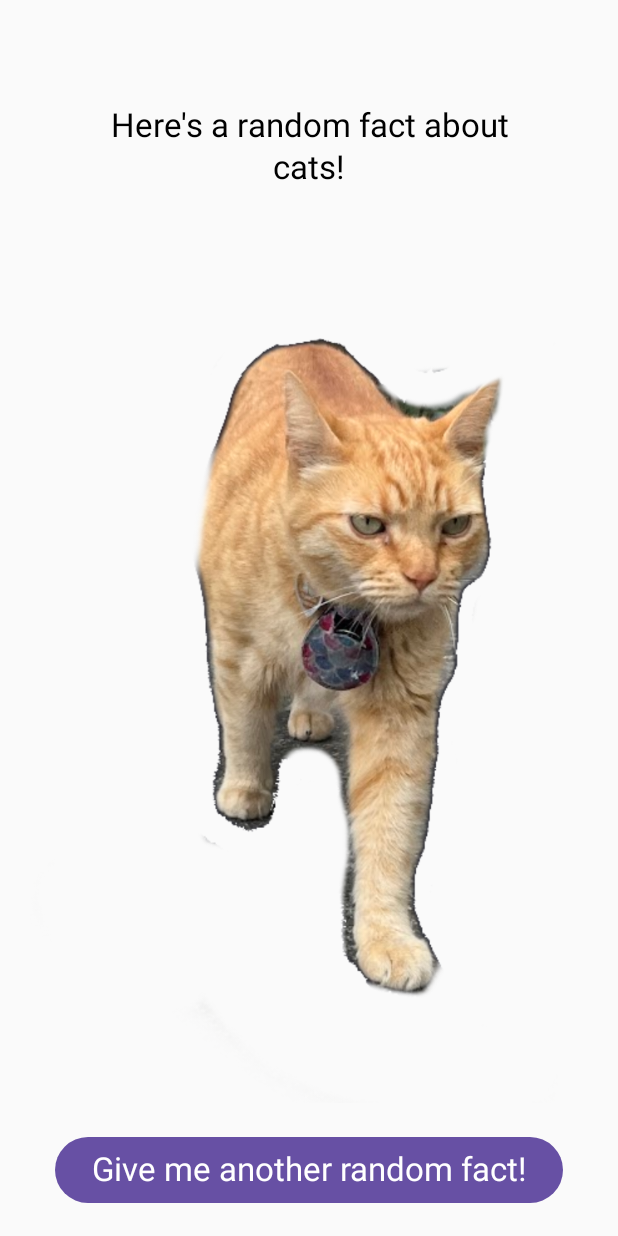
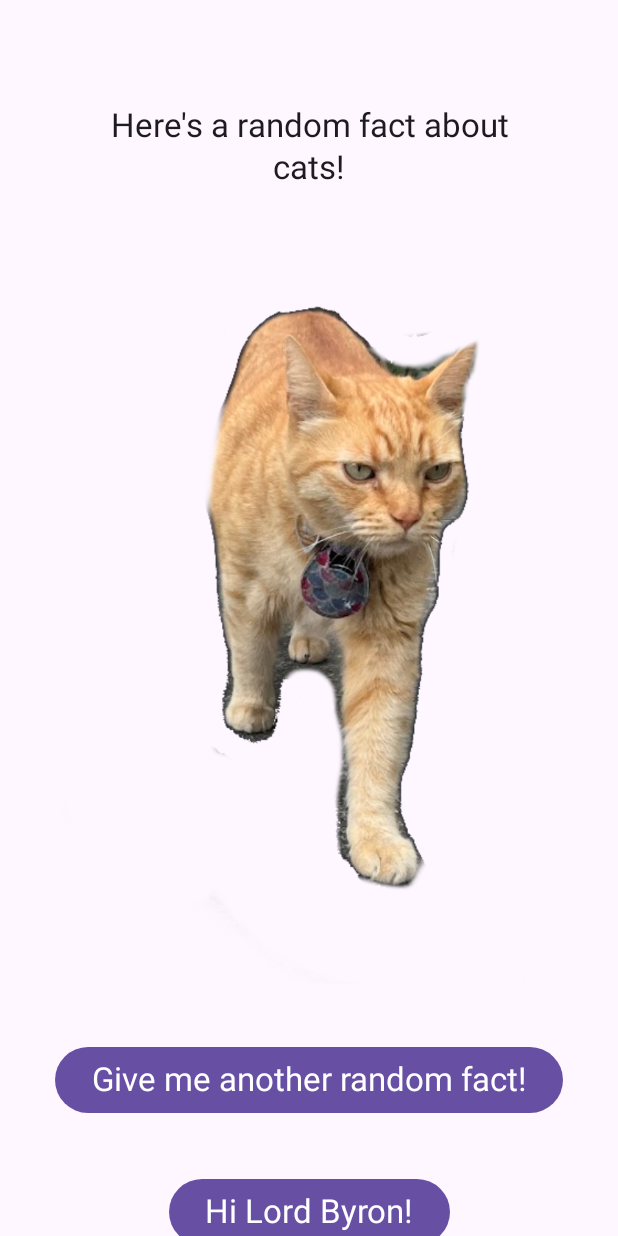
Before and after one commit to vwhwang/cat-facts, an Android app built with Jetpack Compose: the screen it shows after launch (MainActivity), on a phone screen of 412 x 824 dp. Run offline under Robolectric (Android 15) with nearby library versions, the phone set to English and light mode, and no system bars; our stand-ins replace accompanist.

```diff
--- a/app/src/main/java/com/vicki/android/MainActivity.kt
+++ b/app/src/main/java/com/vicki/android/MainActivity.kt
@@ -1,5 +1,6 @@
 package com.vicki.android
 
+import android.annotation.SuppressLint
 import android.os.Bundle
 import androidx.activity.ComponentActivity
 import androidx.activity.compose.setContent
@@ -15,9 +16,18 @@ import androidx.compose.foundation.layout.padding
 import androidx.compose.foundation.rememberScrollState
 import androidx.compose.foundation.verticalScroll
 import androidx.compose.material3.Button
+import androidx.compose.material3.ExperimentalMaterial3Api
 import androidx.compose.material3.MaterialTheme
+import androidx.compose.material3.Scaffold
+import androidx.compose.material3.Snackbar
+import androidx.compose.material3.SnackbarDuration
+import androidx.compose.material3.SnackbarHost
+import androidx.compose.material3.SnackbarHostState
 import androidx.compose.material3.Text
+import androidx.compose.runtime.Composable
 import androidx.compose.runtime.collectAsState
+import androidx.compose.runtime.remember
+import androidx.compose.runtime.rememberCoroutineScope
 import androidx.compose.ui.Alignment
 import androidx.compose.ui.Modifier
 import androidx.compose.ui.graphics.Color
@@ -25,14 +35,45 @@ import androidx.compose.ui.res.painterResource
 import androidx.compose.ui.text.style.TextAlign
 import androidx.compose.ui.unit.dp
 import com.google.accompanist.systemuicontroller.rememberSystemUiController
+import kotlinx.coroutines.launch
 
 const val TAG = "MainActivity"
 
 class MainActivity : ComponentActivity() {
     val catViewModel: CatViewModel by viewModels()
+
     override fun onCreate(savedInstanceState: Bundle?) {
         super.onCreate(savedInstanceState)
         setContent {
+            HomeScreen()
+        }
+    }
+
+    private fun clickRandom() {
+        catViewModel.fetchCatFact()
+    }
+
+    private fun clickByron() {
+        catViewModel.callLordByron()
+    }
+
+    @SuppressLint("UnusedMaterial3ScaffoldPaddingParameter")
+    @OptIn(ExperimentalMaterial3Api::class)
+    @Composable
+    fun HomeScreen() {
+        val snackbarHostState = remember { SnackbarHostState() }
+        val scope = rememberCoroutineScope()
+
+        Scaffold(
+            snackbarHost = {
+                SnackbarHost(snackbarHostState) {
+                    Snackbar(
+                        actionContentColor = Color.Red,
+                        snackbarData = it
+                    )
+                }
+            },
+            content = {
                 val systemUiController = rememberSystemUiController()
                 val darkTheme: Boolean = isSystemInDarkTheme()
                 if (darkTheme) {
@@ -44,6 +85,8 @@ class MainActivity : ComponentActivity() {
                         color = Color.White
                     )
                 }
+                val word = catViewModel.wordState.collectAsState()
+
                 Column(
                     Modifier
                         .fillMaxHeight()
@@ -56,6 +99,52 @@ class MainActivity : ComponentActivity() {
                         Modifier
                             .padding(20.dp)
                     ) {
+                        ContentBody()
+                    }
+                    CatFactButton()
+                    Button(
+                        onClick = {
+                            clickByron()
+                            scope.launch {
+                                snackbarHostState.showSnackbar(
+                                    message = word.value,
+                                    actionLabel = "dismiss",
+                                    duration = SnackbarDuration.Indefinite
+                                )
+                            }
+                        },
+                        Modifier
+                            .padding(20.dp)
+                            .padding(bottom = 50.dp),
+                    ) {
+                        Text(
+                            textAlign = TextAlign.Center,
+                            text = "Hi Lord Byron!",
+                            style = MaterialTheme.typography.titleLarge
+                        )
+                    }
+                }
+            }
+        )
+    }
+
+    @Composable
+    fun CatFactButton() {
+        Button(
+            onClick = { clickRandom() },
+            Modifier
+                .padding(20.dp),
+        ) {
+            Text(
+                textAlign = TextAlign.Center,
+                text = "Give me another random fact!",
+                style = MaterialTheme.typography.titleLarge
+            )
+        }
+    }
+
+    @Composable
+    fun ContentBody() {
         Text(
             textAlign = TextAlign.Center,
             text = "Here's a random fact about cats!",
@@ -68,7 +157,6 @@ class MainActivity : ComponentActivity() {
             text = cat.value.fact,
             style = MaterialTheme.typography.titleLarge
         )
-                }
         Row(
             Modifier
                 .padding(start = 20.dp, end = 40.dp),
@@ -82,23 +170,5 @@ class MainActivity : ComponentActivity() {
                 contentDescription = "I'm a cool cat!"
             )
         }
-
-                Button(
-                    onClick = { clickRandom() },
-                    Modifier
-                        .padding(20.dp),
-                ) {
-                    Text(
-                        textAlign = TextAlign.Center,
-                        text = "Give me another random fact!",
-                        style = MaterialTheme.typography.titleLarge
-                    )
     }
 }
-        }
-    }
-
-    private fun clickRandom() {
-        catViewModel.fetchCatFact()
-    }
-}
--- a/app/src/main/java/com/vicki/android/api/CatApi.kt
+++ b/app/src/main/java/com/vicki/android/api/CatApi.kt
@@ -1,6 +1,6 @@
 package com.vicki.android.api
 
-import com.vicki.android.ui.theme.Cat
+import com.vicki.android.data.Cat
 import retrofit2.Response
 import retrofit2.http.GET
 
--- a/app/src/main/java/com/vicki/android/ui/theme/Cat.kt
+++ b/app/src/main/java/com/vicki/android/data/Cat.kt
@@ -1,4 +1,4 @@
-package com.vicki.android.ui.theme
+package com.vicki.android.data
 
 data class Cat(
     val fact: String = "",
```
Also changed, not shown: app/src/main/java/com/vicki/android/CatViewModel.kt (+20 -1 lines). Lines whose indentation alone changed are shown as unchanged.
